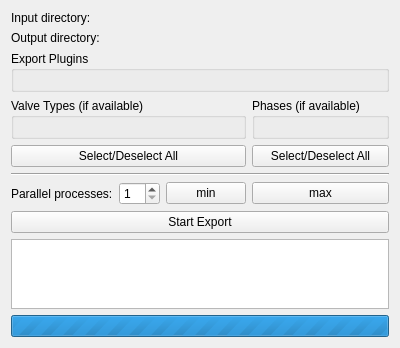
Before: the Qt Designer form ValveBatchExport/Resources/UI/ValveBatchExport.ui in SlicerHeart/SlicerHeart, drawn with Qt 5.
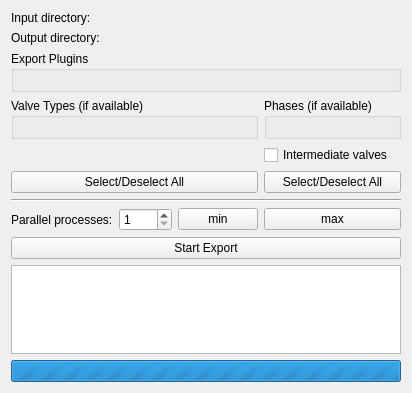
After: the same form once the commit is applied. Custom widgets are drawn as their Qt base class.

Commit message: ENH: [ValveBatchExport] added option for valve specific volume frame

What changed in the file:
```diff
--- a/ValveBatchExport/Resources/UI/ValveBatchExport.ui
+++ b/ValveBatchExport/Resources/UI/ValveBatchExport.ui
@@ -6,15 +6,23 @@
    <rect>
     <x>0</x>
     <y>0</y>
-    <width>400</width>
-    <height>300</height>
+    <width>412</width>
+    <height>393</height>
    </rect>
   </property>
   <property name="windowTitle">
    <string>Form</string>
   </property>
   <layout class="QGridLayout" name="gridLayout_2">
-   <item row="9" column="0" colspan="4">
+   <item row="4" column="0" colspan="3">
+    <widget class="QGroupBox" name="valveTypeSelectionWidget">
+     <property name="title">
+      <string>Valve Types (if available)</string>
+     </property>
+     <layout class="QGridLayout" name="gridLayout_4"/>
+    </widget>
+   </item>
+   <item row="11" column="0" colspan="4">
     <widget class="QPushButton" name="exportButton">
      <property name="toolTip">
       <string>Iterate through all the scene files in the input directory and write results to the output directory</string>
@@ -24,87 +32,6 @@
      </property>
     </widget>
    </item>
-   <item row="11" column="0" colspan="4">
-    <widget class="QProgressBar" name="progressbar">
-     <property name="maximum">
-      <number>0</number>
-     </property>
-     <property name="value">
-      <number>0</number>
-     </property>
-     <property name="textVisible">
-      <bool>true</bool>
-     </property>
-     <property name="format">
-      <string>%p / %m</string>
-     </property>
-    </widget>
-   </item>
-   <item row="1" column="0">
-    <widget class="QLabel" name="label_2">
-     <property name="text">
-      <string>Output directory:</string>
-     </property>
-    </widget>
-   </item>
-   <item row="7" column="1">
-    <widget class="QSpinBox" name="parallelProcessesSpinBox">
-     <property name="minimum">
-      <number>1</number>
-     </property>
-    </widget>
-   </item>
-   <item row="0" column="1" colspan="3">
-    <widget class="ctkPathLineEdit" name="inputDirSelector">
-     <property name="toolTip">
-      <string>Directory containing scene (.mrb) files with heart valves.</string>
-     </property>
-     <property name="filters">
-      <set>ctkPathLineEdit::Dirs|ctkPathLineEdit::NoDot|ctkPathLineEdit::NoDotDot|ctkPathLineEdit::Readable</set>
-     </property>
-     <property name="settingKey">
-      <string>ValveBatchExportInputDir</string>
-     </property>
-    </widget>
-   </item>
-   <item row="7" column="3">
-    <widget class="QPushButton" name="maxProcessesButton">
-     <property name="toolTip">
-      <string>Maximum number of processes</string>
-     </property>
-     <property name="text">
-      <string>max</string>
-     </property>
-    </widget>
-   </item>
-   <item row="2" column="0" colspan="4">
-    <widget class="ctkCollapsibleGroupBox" name="exportOptionsFrame">
-     <property name="title">
-      <string>Export Plugins</string>
-     </property>
-     <layout class="QFormLayout" name="formLayout_2"/>
-    </widget>
-   </item>
-   <item row="7" column="0">
-    <widget class="QLabel" name="label_3">
-     <property name="text">
-      <string>Parallel processes:</string>
-     </property>
-    </widget>
-   </item>
-   <item row="10" column="0" colspan="4">
-    <widget class="QPlainTextEdit" name="statusLabel"/>
-   </item>
-   <item row="7" column="2">
-    <widget class="QPushButton" name="minProcessesButton">
-     <property name="toolTip">
-      <string>Minimum number of processes</string>
-     </property>
-     <property name="text">
-      <string>min</string>
-     </property>
-    </widget>
-   </item>
    <item row="1" column="1" colspan="3">
     <widget class="ctkPathLineEdit" name="outputDirSelector">
      <property name="toolTip">
@@ -118,10 +45,48 @@
      </property>
     </widget>
    </item>
-   <item row="0" column="0">
-    <widget class="QLabel" name="label">
+   <item row="9" column="2">
+    <widget class="QPushButton" name="minProcessesButton">
+     <property name="toolTip">
+      <string>Minimum number of processes</string>
+     </property>
      <property name="text">
-      <string>Input directory:</string>
+      <string>min</string>
+     </property>
+    </widget>
+   </item>
+   <item row="5" column="3">
+    <widget class="QCheckBox" name="createHeartValvesCheckBox">
+     <property name="toolTip">
+      <string>If checked, sequence frames that don't have a heart valve assigned, will receive a new heart valve. 
+
+Example: frame 4 and frame 17 have a heart valve assigned.  For each intermediate frame (5 to 16) a new heart valve will be created and added to the export. </string>
+     </property>
+     <property name="text">
+      <string>Intermediate valves</string>
+     </property>
+    </widget>
+   </item>
+   <item row="9" column="3">
+    <widget class="QPushButton" name="maxProcessesButton">
+     <property name="toolTip">
+      <string>Maximum number of processes</string>
+     </property>
+     <property name="text">
+      <string>max</string>
+     </property>
+    </widget>
+   </item>
+   <item row="0" column="1" colspan="3">
+    <widget class="ctkPathLineEdit" name="inputDirSelector">
+     <property name="toolTip">
+      <string>Directory containing scene (.mrb) files with heart valves.</string>
+     </property>
+     <property name="filters">
+      <set>ctkPathLineEdit::Dirs|ctkPathLineEdit::NoDot|ctkPathLineEdit::NoDotDot|ctkPathLineEdit::Readable</set>
+     </property>
+     <property name="settingKey">
+      <string>ValveBatchExportInputDir</string>
      </property>
     </widget>
    </item>
@@ -155,7 +120,50 @@
      </layout>
     </widget>
    </item>
-   <item row="6" column="0" colspan="4">
+   <item row="1" column="0">
+    <widget class="QLabel" name="label_2">
+     <property name="text">
+      <string>Output directory:</string>
+     </property>
+    </widget>
+   </item>
+   <item row="6" column="3">
+    <widget class="QPushButton" name="phaseSelectionButton">
+     <property name="text">
+      <string>Select/Deselect All</string>
+     </property>
+    </widget>
+   </item>
+   <item row="0" column="0">
+    <widget class="QLabel" name="label">
+     <property name="text">
+      <string>Input directory:</string>
+     </property>
+    </widget>
+   </item>
+   <item row="6" column="0" colspan="3">
+    <widget class="QPushButton" name="valveTypeSelectionButton">
+     <property name="text">
+      <string>Select/Deselect All</string>
+     </property>
+    </widget>
+   </item>
+   <item row="2" column="0" colspan="4">
+    <widget class="ctkCollapsibleGroupBox" name="exportOptionsFrame">
+     <property name="title">
+      <string>Export Plugins</string>
+     </property>
+     <layout class="QFormLayout" name="formLayout_2"/>
+    </widget>
+   </item>
+   <item row="9" column="1">
+    <widget class="QSpinBox" name="parallelProcessesSpinBox">
+     <property name="minimum">
+      <number>1</number>
+     </property>
+    </widget>
+   </item>
+   <item row="8" column="0" colspan="4">
     <widget class="Line" name="line">
      <property name="minimumSize">
       <size>
@@ -168,28 +176,32 @@
      </property>
     </widget>
    </item>
-   <item row="4" column="0" colspan="3">
-    <widget class="QGroupBox" name="valveTypeSelectionWidget">
-     <property name="title">
-      <string>Valve Types (if available)</string>
+   <item row="13" column="0" colspan="4">
+    <widget class="QProgressBar" name="progressbar">
+     <property name="maximum">
+      <number>0</number>
      </property>
-     <layout class="QGridLayout" name="gridLayout_4"/>
-    </widget>
-   </item>
-   <item row="5" column="0" colspan="3">
-    <widget class="QPushButton" name="valveTypeSelectionButton">
-     <property name="text">
-      <string>Select/Deselect All</string>
+     <property name="value">
+      <number>0</number>
      </property>
+     <property name="textVisible">
+      <bool>true</bool>
+     </property>
+     <property name="format">
+      <string>%v / %m</string>
+     </property>
     </widget>
    </item>
-   <item row="5" column="3">
-    <widget class="QPushButton" name="phaseSelectionButton">
+   <item row="9" column="0">
+    <widget class="QLabel" name="label_3">
      <property name="text">
-      <string>Select/Deselect All</string>
+      <string>Parallel processes:</string>
      </property>
     </widget>
    </item>
+   <item row="12" column="0" colspan="4">
+    <widget class="QPlainTextEdit" name="statusLabel"/>
+   </item>
   </layout>
  </widget>
  <customwidgets>
```
The commit also changes 4 other files.
